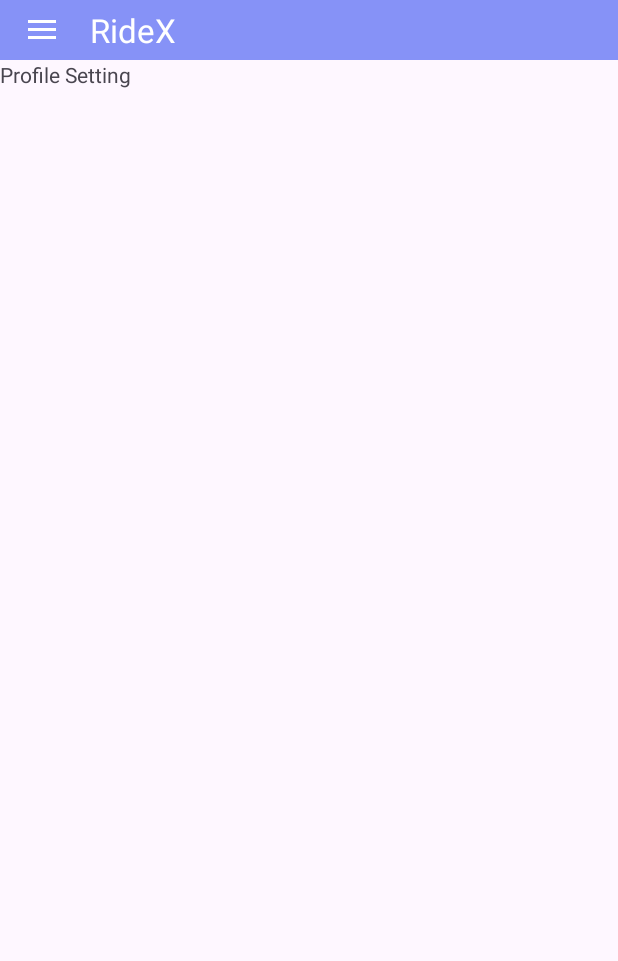
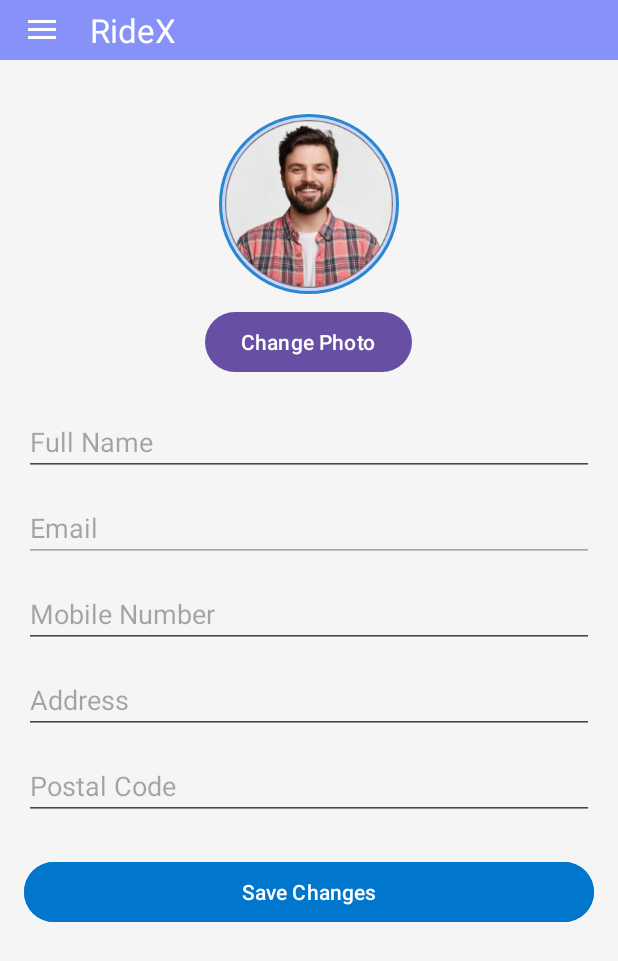
Before and after one commit to mh-rabbi/GariBD-App, an Android app: the fragment SettingsFragment placed in its activity, on a phone screen of 412 x 824 dp. Shown: the top 961 px of the screen. Run offline under Robolectric (Android 15) with nearby library versions, the phone set to English and light mode, and no system bars.

Commit message:
fragment_settings.xml updated for edit profile section

```diff
--- a/app/src/main/res/layout/fragment_settings.xml
+++ b/app/src/main/res/layout/fragment_settings.xml
@@ -1,11 +1,84 @@
 <?xml version="1.0" encoding="utf-8"?>
-<FrameLayout xmlns:android="http://schemas.android.com/apk/res/android"
+<ScrollView xmlns:android="http://schemas.android.com/apk/res/android"
+    android:id="@+id/edit_profile_scroll"
     android:layout_width="match_parent"
     android:layout_height="match_parent"
-    xmlns:tools="http://schemas.android.com/tools"
-    tools:context=".Activity.HomePageActivity">
-    <TextView
+    android:background="#F5F5F5"
+    android:padding="16dp"
+    android:fillViewport="true">
+
+    <LinearLayout
         android:layout_width="match_parent"
-        android:layout_height="match_parent"
-        android:text="Profile Setting" />
-</FrameLayout>
+        android:layout_height="wrap_content"
+        android:orientation="vertical">
+
+        <ImageView
+            android:id="@+id/edit_profile_image"
+            android:layout_width="120dp"
+            android:layout_height="120dp"
+            android:layout_gravity="center"
+            android:layout_marginTop="20dp"
+            android:src="@drawable/profile"
+            android:scaleType="centerCrop"
+            android:background="@drawable/circle_bg"
+            android:padding="4dp" />
+
+        <Button
+            android:id="@+id/btn_upload_image"
+            android:layout_width="wrap_content"
+            android:layout_height="wrap_content"
+            android:text="Change Photo"
+            android:layout_gravity="center"
+            android:layout_marginTop="8dp"/>
+
+        <EditText
+            android:id="@+id/edit_name"
+            android:layout_width="match_parent"
+            android:layout_height="wrap_content"
+            android:hint="Full Name"
+            android:inputType="textPersonName"
+            android:layout_marginTop="20dp"/>
+
+        <EditText
+            android:id="@+id/edit_email"
+            android:layout_width="match_parent"
+            android:layout_height="wrap_content"
+            android:hint="Email"
+            android:enabled="false"
+            android:inputType="textEmailAddress"
+            android:layout_marginTop="12dp"/>
+
+        <EditText
+            android:id="@+id/edit_mobile"
+            android:layout_width="match_parent"
+            android:layout_height="wrap_content"
+            android:hint="Mobile Number"
+            android:inputType="phone"
+            android:layout_marginTop="12dp"/>
+
+        <EditText
+            android:id="@+id/edit_address"
+            android:layout_width="match_parent"
+            android:layout_height="wrap_content"
+            android:hint="Address"
+            android:inputType="textPostalAddress"
+            android:layout_marginTop="12dp"/>
+
+        <EditText
+            android:id="@+id/edit_postal"
+            android:layout_width="match_parent"
+            android:layout_height="wrap_content"
+            android:hint="Postal Code"
+            android:inputType="number"
+            android:layout_marginTop="12dp"/>
+
+        <Button
+            android:id="@+id/btn_save_profile"
+            android:layout_width="match_parent"
+            android:layout_height="wrap_content"
+            android:text="Save Changes"
+            android:textColor="#FFFFFF"
+            android:backgroundTint="#0077CC"
+            android:layout_marginTop="24dp"/>
+    </LinearLayout>
+</ScrollView>
```
